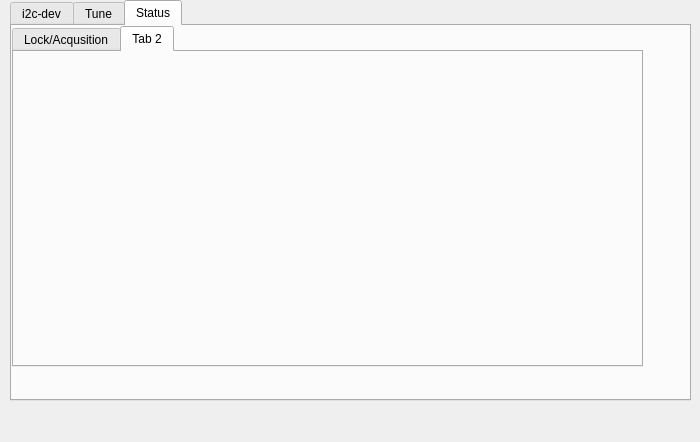
First picture: the form in qbox/si21xxdialog.ui, repository poes-weather/Sensor-Benchmark, before the edit.
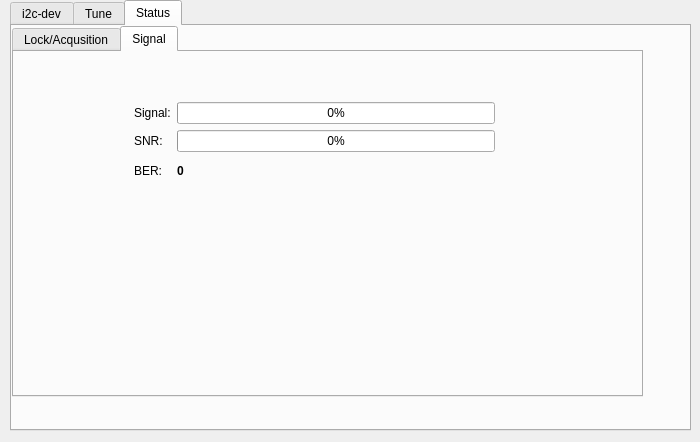
Second picture: the form after the edit. The open tabs and pages were chosen to show the change.

The edit to the form file:
```diff
--- a/qbox/si21xxdialog.ui
+++ b/qbox/si21xxdialog.ui
@@ -19,7 +19,7 @@
      <x>10</x>
      <y>0</y>
      <width>681</width>
-     <height>401</height>
+     <height>431</height>
     </rect>
    </property>
    <property name="currentIndex">
@@ -338,9 +338,15 @@
        <x>0</x>
        <y>0</y>
        <width>631</width>
-       <height>341</height>
+       <height>371</height>
       </rect>
      </property>
+     <property name="minimumSize">
+      <size>
+       <width>0</width>
+       <height>371</height>
+      </size>
+     </property>
      <property name="currentIndex">
       <number>0</number>
      </property>
@@ -515,8 +521,74 @@
      </widget>
      <widget class="QWidget" name="tab_6">
       <attribute name="title">
-       <string>Tab 2</string>
+       <string>Signal</string>
       </attribute>
+      <widget class="QWidget" name="">
+       <property name="geometry">
+        <rect>
+         <x>120</x>
+         <y>50</y>
+         <width>361</width>
+         <height>81</height>
+        </rect>
+       </property>
+       <layout class="QGridLayout" name="gridLayout_3">
+        <item row="0" column="0">
+         <widget class="QLabel" name="label_9">
+          <property name="text">
+           <string>Signal:</string>
+          </property>
+         </widget>
+        </item>
+        <item row="0" column="1">
+         <widget class="QProgressBar" name="signaPGB">
+          <property name="minimumSize">
+           <size>
+            <width>251</width>
+            <height>0</height>
+           </size>
+          </property>
+          <property name="value">
+           <number>0</number>
+          </property>
+         </widget>
+        </item>
+        <item row="1" column="0">
+         <widget class="QLabel" name="label_10">
+          <property name="text">
+           <string>SNR:</string>
+          </property>
+         </widget>
+        </item>
+        <item row="1" column="1">
+         <widget class="QProgressBar" name="snrPGB">
+          <property name="value">
+           <number>0</number>
+          </property>
+         </widget>
+        </item>
+        <item row="2" column="0">
+         <widget class="QLabel" name="label_11">
+          <property name="text">
+           <string>BER:</string>
+          </property>
+         </widget>
+        </item>
+        <item row="2" column="1">
+         <widget class="QLabel" name="berLabel">
+          <property name="font">
+           <font>
+            <weight>75</weight>
+            <bold>true</bold>
+           </font>
+          </property>
+          <property name="text">
+           <string>0</string>
+          </property>
+         </widget>
+        </item>
+       </layout>
+      </widget>
      </widget>
     </widget>
    </widget>
```
Left out of the diff: 14 changed lines with no effect on the pictures.
